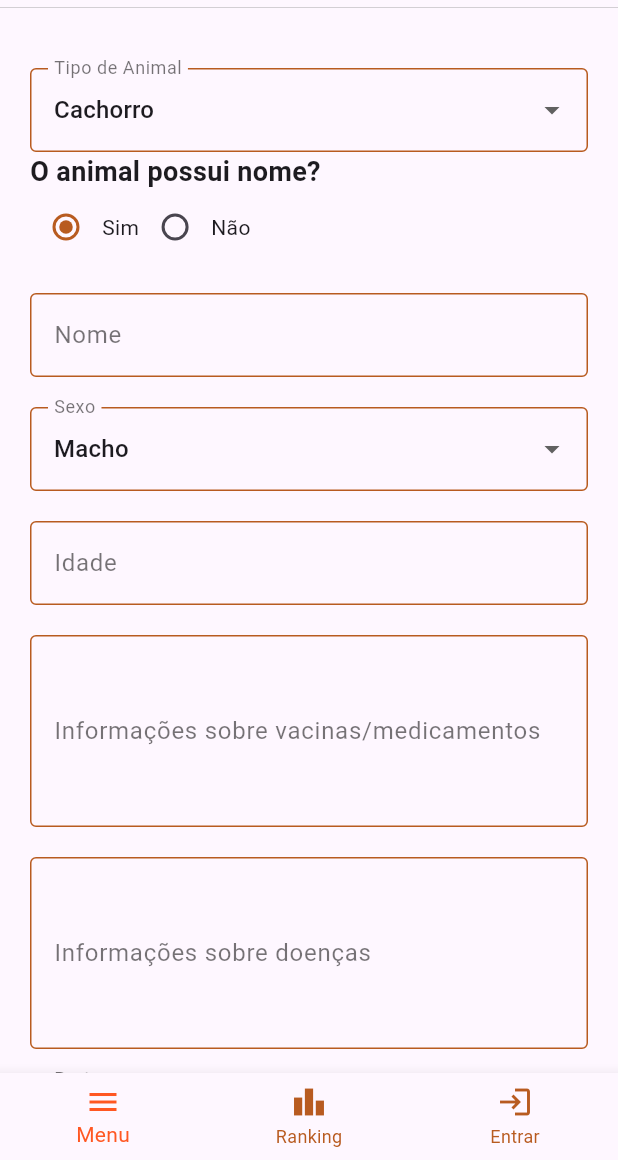
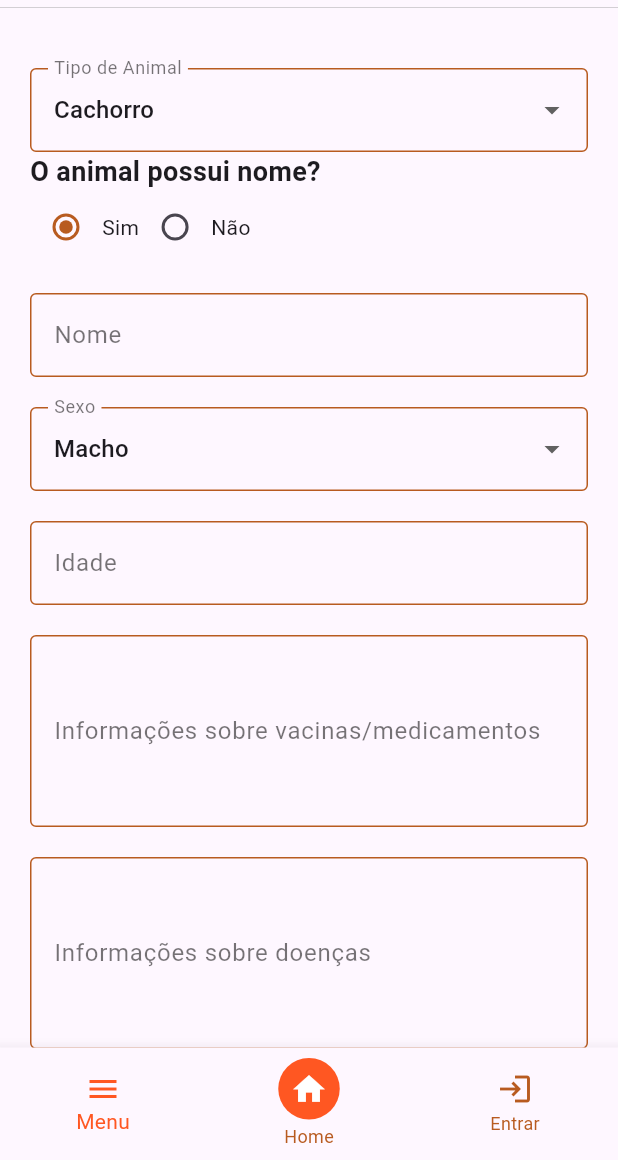
Before and after one commit to Pedro-Segatti/meu-novo-aumigo, a Flutter app: the AdoptionForm screen opened directly, on a phone screen of 412 x 824 dp, the part 76-1236 px from its top. Run offline on Flutter 3.47's test engine with Material 3 defaults, Android fonts, the light colour scheme and no system bars; our stand-ins replace carousel_slider, cloud_firestore, firebase_auth, firebase_core, firebase_storage, font_awesome_flutter and 2 more; accounts and stored records are empty; generated files the repository leaves out were written again.

Commit message:
bottombar home icon

```diff
--- a/lib/view/global/bottom_navigation.dart
+++ b/lib/view/global/bottom_navigation.dart
@@ -56,8 +56,24 @@ class _BottomNavigationState extends State<BottomNavigation> {
           label: 'Menu',
         ),
         BottomNavigationBarItem(
-          icon: Icon(Icons.leaderboard),
-          label: 'Ranking',
+          icon: Align(
+            alignment: Alignment.center,
+            child: Container(
+              padding: EdgeInsets.all(
+                  8), // Adicione algum preenchimento para espaçamento
+              decoration: BoxDecoration(
+                shape:
+                    BoxShape.circle, // Define a forma do contêiner como círculo
+                color: Colors.deepOrange, // Cor de fundo do círculo
+              ),
+              child: Icon(
+                Icons.home,
+                color: Colors.white, // Cor do ícone
+                size: 25,
+              ),
+            ),
+          ),
+          label: 'Home',
         ),
         BottomNavigationBarItem(
           icon: _auth.isLogged()
--- a/lib/view/global/feed_card_detail.dart
+++ b/lib/view/global/feed_card_detail.dart
@@ -1,6 +1,5 @@
 import 'package:carousel_slider/carousel_slider.dart';
 import 'package:cloud_firestore/cloud_firestore.dart';
-import 'package:firebase_auth/firebase_auth.dart';
 import 'package:flutter/material.dart';
 import 'package:font_awesome_flutter/font_awesome_flutter.dart';
 import 'package:mask_text_input_formatter/mask_text_input_formatter.dart';
--- a/lib/view/global/topbar.dart
+++ b/lib/view/global/topbar.dart
@@ -1,7 +1,4 @@
-import 'dart:developer';
-
 import 'package:flutter/material.dart';
-import 'package:meu_novo_aumigo/view/global/sidebar.dart';
 
 class TopBar extends StatelessWidget implements PreferredSizeWidget {
   final bool showBackButton;
```
